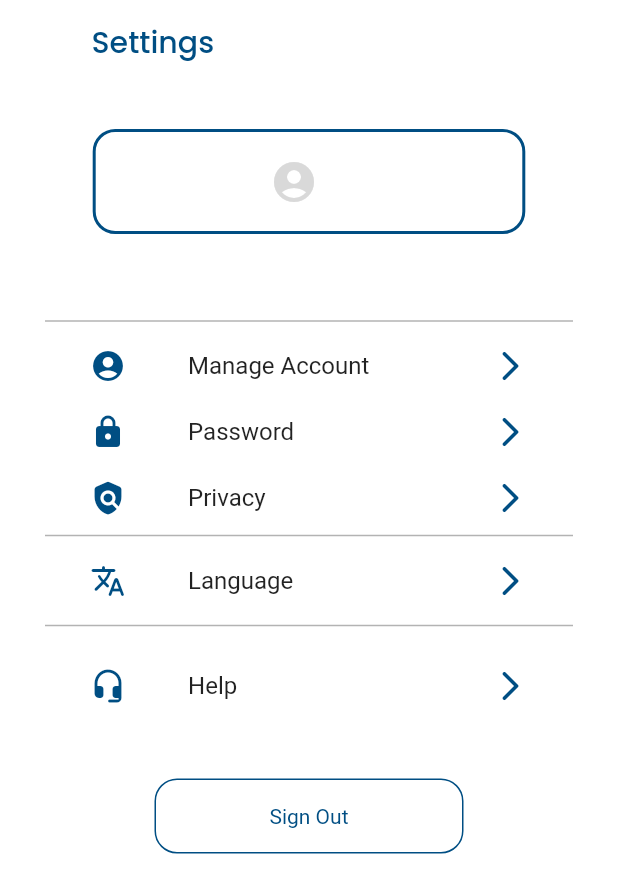
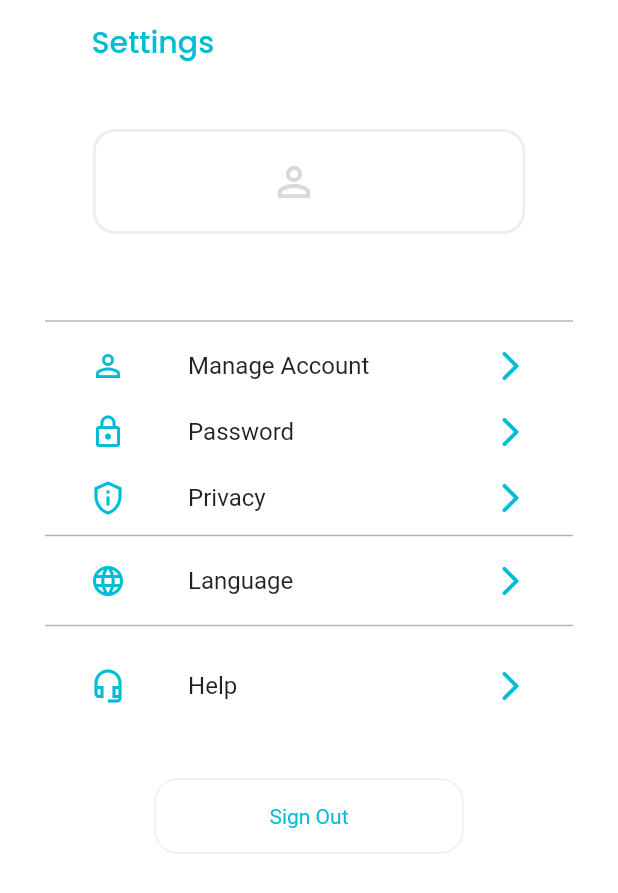
Before and after one commit to abderrahmane-el-hihi/water_detection, a Flutter app: the SettingsPage screen opened directly, on a phone screen of 412 x 824 dp. Shown: the top 893 px of the screen. Run offline on Flutter 3.47's test engine with Material 2 defaults, Android fonts, the phone set to English and light mode, and no system bars; our stand-ins replace animated_splash_screen, cloud_firestore, firebase_analytics, firebase_auth, firebase_core, firebase_messaging and 10 more; missing offline and left inert: excel, flutter_facebook_auth, qr_code_scanner; accounts and stored records are empty.

Commit message:
feat(ui): redesign app with minimalistic water theme
- Change primary app color to a fresh cyan `Color(0xFF00BCD4)`
- Update global light theme with white backgrounds and minimal shadows
- Swap thick filled icons for cleaner outlined variants (`Icons.*_outlined`)
- Thinned down `CircularPercentIndicator` line widths to match the sleek design
- Softened heavy borders to light gray across History and Settings pages

Co-authored-by: abderrahmane-el-hihi <82024721+abderrahmane-el-hihi@users.noreply.github.com>

```diff
--- a/lib/components/lightTheme.dart
+++ b/lib/components/lightTheme.dart
@@ -3,13 +3,13 @@ import 'package:flutter/material.dart';
 ThemeData lightTheme = ThemeData(
   useMaterial3: true,
   brightness: Brightness.light,
-  appBarTheme: AppBarTheme(backgroundColor: Colors.white),
+  appBarTheme: AppBarTheme(),
   textSelectionTheme: TextSelectionThemeData(
     cursorColor: Colors.black,
   ),
-  bottomAppBarTheme: BottomAppBarTheme(color: Colors.white),
-  primaryColorDark: Color.fromRGBO(0, 78, 131, 10),
-  cardTheme: CardTheme(color: Color.fromRGBO(0, 78, 131, 10)),
+  bottomAppBarTheme: BottomAppBarThemeData(),
+  primaryColorDark: Color(0xFF00BCD4),
+  cardTheme: CardThemeData(color: Colors.white, elevation: 4.0),
   colorScheme: ColorScheme.light(
       background: Colors.white,
       primary: Colors.white,
--- a/lib/settingspage.dart
+++ b/lib/settingspage.dart
@@ -162,7 +162,7 @@ class _SettingsPageState extends State<SettingsPage> {
             child: Text(
               '${AppLocale.words[0].getString(context)}',
               style: TextStyle(
-                  color: Color.fromRGBO(0, 78, 131, 10), fontFamily: "Poppins"),
+                  color: Color(0xFF00BCD4), fontFamily: "Poppins"),
             ),
           ),
         ),
@@ -182,7 +182,7 @@ class _SettingsPageState extends State<SettingsPage> {
                       borderRadius: BorderRadius.circular(15),
                       border: Border.all(
                         width: 2,
-                        color: Color.fromRGBO(0, 78, 131, 10),
+                        color: Color(0xFFEEEEEE),
                       ),
                     ),
                     child: Row(
@@ -191,7 +191,7 @@ class _SettingsPageState extends State<SettingsPage> {
                         if (user != null)
                           !isUsingGmail(user)
                               ? Icon(
-                                  Icons.account_circle,
+                                  Icons.person_outline,
                                   size: 32,
                                   color: Color.fromRGBO(217, 217, 217, 1),
                                 )
@@ -231,8 +231,8 @@ class _SettingsPageState extends State<SettingsPage> {
                           mainAxisAlignment: MainAxisAlignment.spaceBetween,
                           children: [
                             Icon(
-                              Icons.account_circle,
-                              color: Color.fromRGBO(0, 78, 131, 10),
+                              Icons.person_outline,
+                              color: Color(0xFF00BCD4),
                             ),
                             Container(
                               width: MediaQuery.of(context).size.width * 0.55,
@@ -246,7 +246,7 @@ class _SettingsPageState extends State<SettingsPage> {
                                   ),
                                   Icon(
                                     Icons.arrow_forward_ios_rounded,
-                                    color: Color.fromRGBO(0, 78, 131, 10),
+                                    color: Color(0xFF00BCD4),
                                   ),
                                 ],
                               ),
@@ -260,8 +260,8 @@ class _SettingsPageState extends State<SettingsPage> {
                           mainAxisAlignment: MainAxisAlignment.spaceBetween,
                           children: [
                             Icon(
-                              Icons.lock_rounded,
-                              color: Color.fromRGBO(0, 78, 131, 10),
+                              Icons.lock_outline,
+                              color: Color(0xFF00BCD4),
                             ),
                             Container(
                               width: MediaQuery.of(context).size.width * 0.55,
@@ -275,7 +275,7 @@ class _SettingsPageState extends State<SettingsPage> {
                                   ),
                                   Icon(
                                     Icons.arrow_forward_ios_rounded,
-                                    color: Color.fromRGBO(0, 78, 131, 10),
+                                    color: Color(0xFF00BCD4),
                                   ),
                                 ],
                               ),
@@ -289,8 +289,8 @@ class _SettingsPageState extends State<SettingsPage> {
                           mainAxisAlignment: MainAxisAlignment.spaceBetween,
                           children: [
                             Icon(
-                              Icons.policy_rounded,
-                              color: Color.fromRGBO(0, 78, 131, 10),
+                              Icons.privacy_tip_outlined,
+                              color: Color(0xFF00BCD4),
                             ),
                             GestureDetector(
                               onTap: GoToProfile,
@@ -306,7 +306,7 @@ class _SettingsPageState extends State<SettingsPage> {
                                     ),
                                     Icon(
                                       Icons.arrow_forward_ios_rounded,
-                                      color: Color.fromRGBO(0, 78, 131, 10),
+                                      color: Color(0xFF00BCD4),
                                     ),
                                   ],
                                 ),
@@ -340,8 +340,8 @@ class _SettingsPageState extends State<SettingsPage> {
                         mainAxisAlignment: MainAxisAlignment.spaceBetween,
                         children: [
                           Icon(
-                            Icons.translate_rounded,
-                            color: Color.fromRGBO(0, 78, 131, 10),
+                            Icons.language_outlined,
+                            color: Color(0xFF00BCD4),
                           ),
                           GestureDetector(
                             onTap: SelectLang,
@@ -357,7 +357,7 @@ class _SettingsPageState extends State<SettingsPage> {
                                   ),
                                   Icon(
                                     Icons.arrow_forward_ios_rounded,
-                                    color: Color.fromRGBO(0, 78, 131, 10),
+                                    color: Color(0xFF00BCD4),
                                   ),
                                 ],
                               ),
@@ -384,8 +384,8 @@ class _SettingsPageState extends State<SettingsPage> {
                       mainAxisAlignment: MainAxisAlignment.spaceBetween,
                       children: [
                         Icon(
-                          Icons.headset_mic_rounded,
-                          color: Color.fromRGBO(0, 78, 131, 10),
+                          Icons.headset_mic_outlined,
+                          color: Color(0xFF00BCD4),
                         ),
                         GestureDetector(
                           onTap: GoToContactUs,
@@ -400,7 +400,7 @@ class _SettingsPageState extends State<SettingsPage> {
                                 ),
                                 Icon(
                                   Icons.arrow_forward_ios_rounded,
-                                  color: Color.fromRGBO(0, 78, 131, 10),
+                                  color: Color(0xFF00BCD4),
                                 ),
                               ],
                             ),
@@ -422,14 +422,14 @@ class _SettingsPageState extends State<SettingsPage> {
                         borderRadius: BorderRadius.circular(15),
                         border: Border.all(
                           width: 1,
-                          color: Color.fromRGBO(0, 78, 131, 10),
+                          color: Color(0xFFEEEEEE),
                         ),
                       ),
                       child: Center(
                         child: Text(
                           '${AppLocale.words[7].getString(context)}',
                           style: TextStyle(
-                            color: Color.fromRGBO(0, 78, 131, 10),
+                            color: Color(0xFF00BCD4),
                           ),
                         ),
                       ),
```
Also changed, not shown: lib/components/gnavbar.dart (+4 -4 lines), lib/historypage.dart (+10 -10 lines), lib/homepage.dart (+10 -10 lines).
